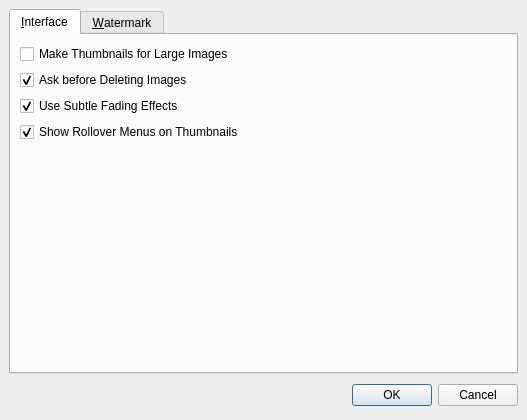
First picture: the form in trunk/app/optionsdialog.ui, repository BackupTheBerlios/imagerocket-svn, before the edit.
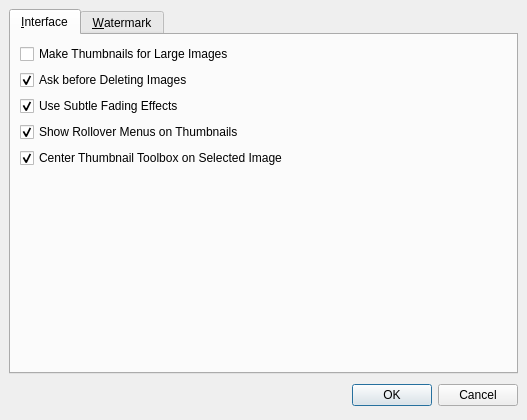
Second picture: the form after the edit.

Commit message: Made the center-on-selection behavior optional

```diff
--- a/trunk/app/optionsdialog.ui
+++ b/trunk/app/optionsdialog.ui
@@ -72,6 +72,16 @@
          </property>
         </widget>
        </item>
+       <item>
+        <widget class="QCheckBox" name="chkCenterOnSelection" >
+         <property name="text" >
+          <string>Center Thumbnail Toolbox on Selected Image</string>
+         </property>
+         <property name="checked" >
+          <bool>true</bool>
+         </property>
+        </widget>
+       </item>
        <item>
         <spacer>
          <property name="orientation" >
```
Left out of the diff: 1 changed line with no effect on the pictures. The commit also changes 3 other files.
